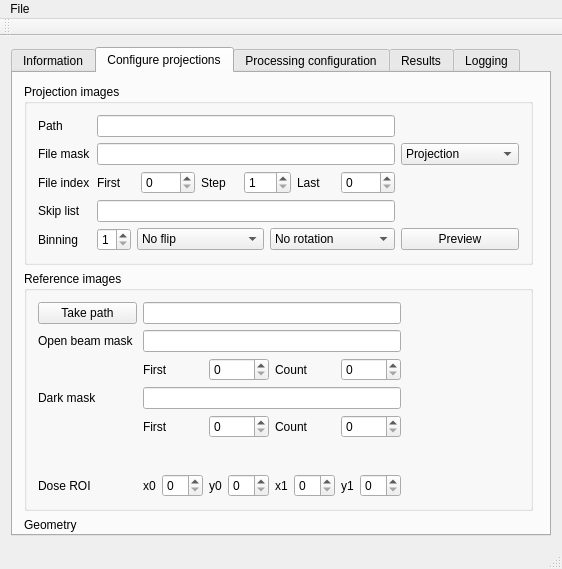
This is src/muhrec3/muhrecmainwindow.ui in neutronimaging/imagingsuite as Qt 5 draws it before an edit. The edited form follows.
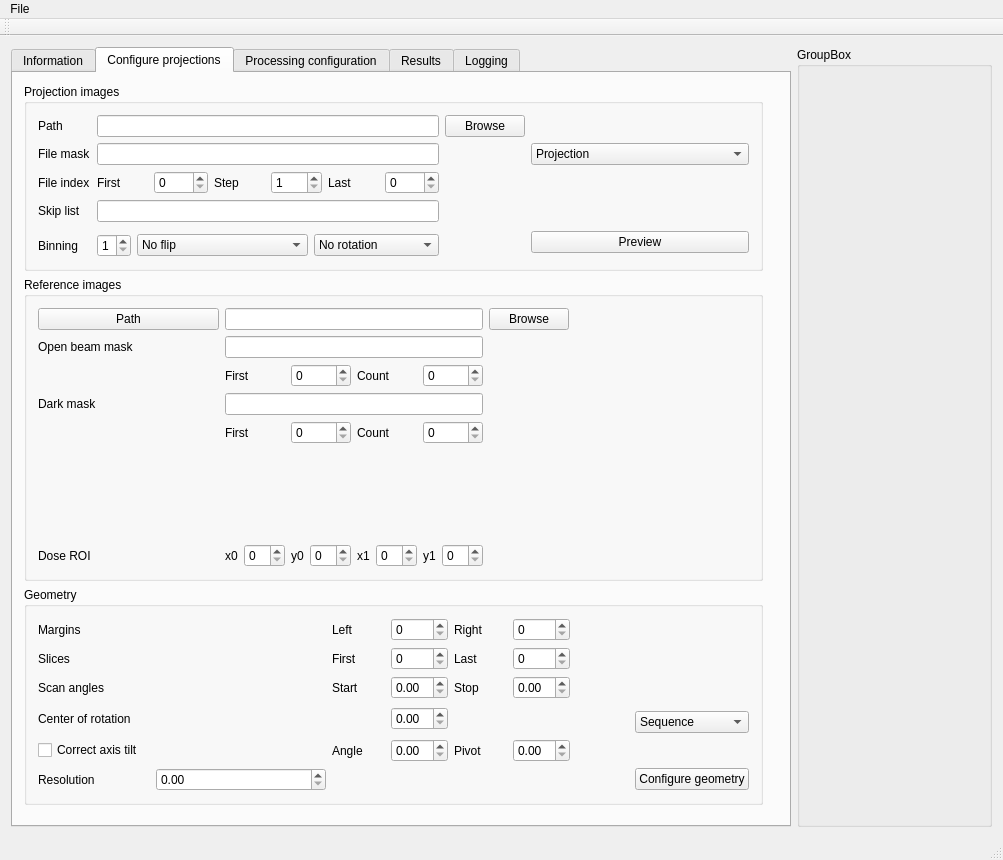
This is the edited form. The open tabs and pages were chosen to show the change. Custom widgets are drawn as their Qt base class.

```diff
--- a/src/muhrec3/muhrecmainwindow.ui
+++ b/src/muhrec3/muhrecmainwindow.ui
@@ -6,20 +6,32 @@
    <rect>
     <x>0</x>
     <y>0</y>
-    <width>562</width>
-    <height>569</height>
+    <width>1003</width>
+    <height>854</height>
    </rect>
   </property>
   <property name="windowTitle">
    <string>MuhRecMainWindow</string>
   </property>
   <widget class="QWidget" name="centralWidget">
-   <layout class="QGridLayout" name="gridLayout">
-    <item row="0" column="1">
+   <layout class="QHBoxLayout" name="horizontalLayout_7">
+    <item>
      <widget class="QTabWidget" name="tabMainControl">
       <property name="enabled">
        <bool>true</bool>
       </property>
+      <property name="sizePolicy">
+       <sizepolicy hsizetype="Fixed" vsizetype="Fixed">
+        <horstretch>0</horstretch>
+        <verstretch>0</verstretch>
+       </sizepolicy>
+      </property>
+      <property name="minimumSize">
+       <size>
+        <width>780</width>
+        <height>780</height>
+       </size>
+      </property>
       <property name="currentIndex">
        <number>3</number>
       </property>
@@ -109,13 +121,13 @@
        <attribute name="title">
         <string>Configure projections</string>
        </attribute>
-       <widget class="QWidget" name="">
+       <widget class="QWidget" name="layoutWidget">
         <property name="geometry">
          <rect>
           <x>0</x>
           <y>0</y>
-          <width>531</width>
-          <height>673</height>
+          <width>761</width>
+          <height>743</height>
          </rect>
         </property>
         <layout class="QVBoxLayout" name="verticalLayout">
@@ -151,7 +163,7 @@
             <item row="0" column="1" colspan="3">
              <widget class="QLineEdit" name="lineEdit"/>
             </item>
-            <item row="2" column="4">
+            <item row="2" column="5">
              <spacer name="horizontalSpacer_4">
               <property name="orientation">
                <enum>Qt::Horizontal</enum>
@@ -232,8 +244,8 @@
               </item>
              </widget>
             </item>
-            <item row="1" column="4">
-             <widget class="QComboBox" name="comboBox">
+            <item row="1" column="5">
+             <widget class="QComboBox" name="comboProjectionStyle">
               <item>
                <property name="text">
                 <string>Projection</string>
@@ -256,7 +268,7 @@
               </item>
              </widget>
             </item>
-            <item row="0" column="4">
+            <item row="0" column="5">
              <spacer name="horizontalSpacer_2">
               <property name="orientation">
                <enum>Qt::Horizontal</enum>
@@ -347,13 +359,20 @@
               </item>
              </layout>
             </item>
-            <item row="6" column="4">
-             <widget class="QPushButton" name="pushButton_3">
+            <item row="5" column="5" rowspan="2">
+             <widget class="QPushButton" name="buttonPreview">
               <property name="text">
                <string>Preview</string>
               </property>
              </widget>
             </item>
+            <item row="0" column="4">
+             <widget class="QPushButton" name="buttonProjectionPath">
+              <property name="text">
+               <string>Browse</string>
+              </property>
+             </widget>
+            </item>
            </layout>
           </widget>
          </item>
@@ -366,14 +385,14 @@
             <item row="0" column="0">
              <widget class="QPushButton" name="pushButton">
               <property name="text">
-               <string>Take path</string>
+               <string>Path</string>
               </property>
              </widget>
             </item>
             <item row="0" column="1">
              <widget class="QLineEdit" name="lineEdit_4"/>
             </item>
-            <item row="0" column="2">
+            <item row="0" column="3">
              <spacer name="horizontalSpacer_7">
               <property name="orientation">
                <enum>Qt::Horizontal</enum>
@@ -396,7 +415,7 @@
             <item row="1" column="1">
              <widget class="QLineEdit" name="lineEdit_5"/>
             </item>
-            <item row="1" column="2">
+            <item row="1" column="3">
              <spacer name="horizontalSpacer_8">
               <property name="orientation">
                <enum>Qt::Horizontal</enum>
@@ -462,7 +481,7 @@
             <item row="3" column="1">
              <widget class="QLineEdit" name="lineEdit_6"/>
             </item>
-            <item row="3" column="2">
+            <item row="3" column="3">
              <spacer name="horizontalSpacer_9">
               <property name="orientation">
                <enum>Qt::Horizontal</enum>
@@ -594,6 +613,13 @@
               </item>
              </layout>
             </item>
+            <item row="0" column="2">
+             <widget class="QPushButton" name="buttonBrowseReference">
+              <property name="text">
+               <string>Browse</string>
+              </property>
+             </widget>
+            </item>
            </layout>
           </widget>
          </item>
@@ -1201,6 +1227,17 @@
       </widget>
      </widget>
     </item>
+    <item>
+     <layout class="QVBoxLayout" name="verticalLayout_2">
+      <item>
+       <widget class="QGroupBox" name="ProjViewBox">
+        <property name="title">
+         <string>GroupBox</string>
+        </property>
+       </widget>
+      </item>
+     </layout>
+    </item>
    </layout>
   </widget>
   <widget class="QMenuBar" name="menuBar">
@@ -1208,8 +1245,8 @@
     <rect>
      <x>0</x>
      <y>0</y>
-     <width>562</width>
-     <height>21</height>
+     <width>1003</width>
+     <height>22</height>
     </rect>
    </property>
    <widget class="QMenu" name="menuFile">
@@ -1229,7 +1266,7 @@
     <enum>TopToolBarArea</enum>
    </attribute>
    <attribute name="toolBarBreak">
-    <bool>true</bool>
+    <bool>false</bool>
    </attribute>
   </widget>
   <widget class="QStatusBar" name="statusBar"/>
@@ -1260,6 +1297,26 @@
   </action>
  </widget>
  <layoutdefault spacing="6" margin="11"/>
+ <customwidgets>
+  <customwidget>
+   <class>ModuleChainConfiguratorWidget</class>
+   <extends>QWidget</extends>
+   <header location="global">modulechainconfiguratorwidget.h</header>
+   <container>1</container>
+  </customwidget>
+  <customwidget>
+   <class>QtAddons::QtLogViewer</class>
+   <extends>QWidget</extends>
+   <header>qtlogviewer.h</header>
+   <container>1</container>
+  </customwidget>
+  <customwidget>
+   <class>QtAddons::Plotter</class>
+   <extends>QWidget</extends>
+   <header location="global">plotter.h</header>
+   <container>1</container>
+  </customwidget>
+ </customwidgets>
  <resources/>
  <connections/>
 </ui>
```
Left out of the diff: 238 changed lines with no effect on the pictures.
